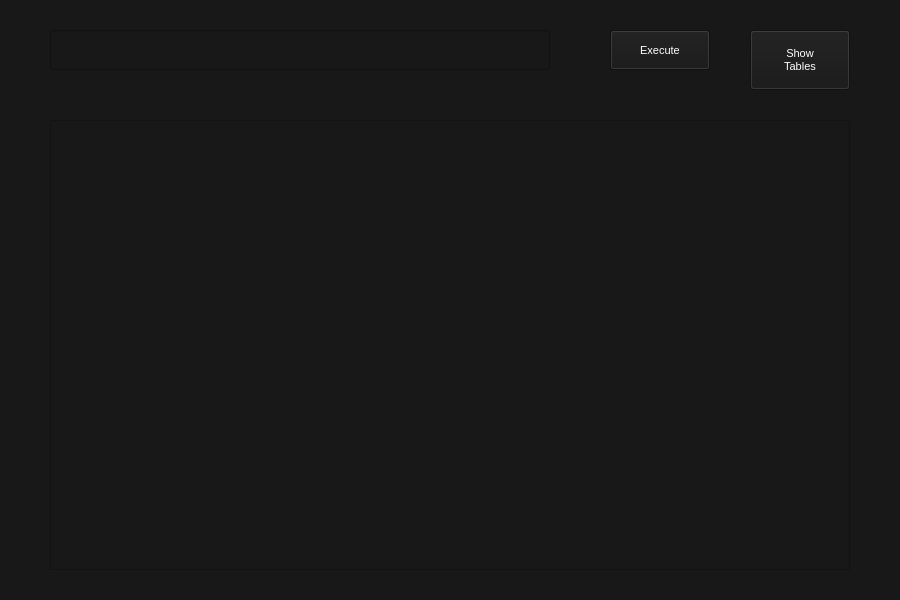
First picture: the form in forms/database.ui, repository BethencourtFlorian/Platlog_c, before the edit.
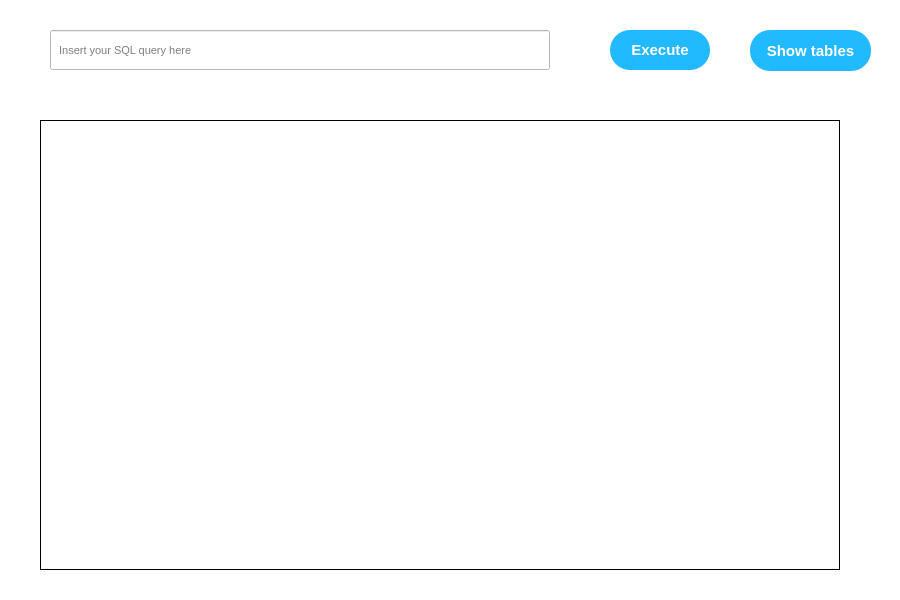
Second picture: the form after the edit.

Commit message: mise à jour interfaces

Diff of the .ui file:
```diff
--- a/forms/database.ui
+++ b/forms/database.ui
@@ -24,7 +24,7 @@
   <property name="styleSheet">
    <string notr="true">*{
 font: 8pt &quot;Segoe UI&quot;;
-background-color: rgb(24, 24, 24);
+background-color: rgb(255,255,255);
 color: white;
 }
 
@@ -59,14 +59,16 @@
   <widget class="QTableView" name="tableView">
    <property name="geometry">
     <rect>
-     <x>50</x>
+     <x>40</x>
      <y>120</y>
      <width>800</width>
      <height>450</height>
     </rect>
    </property>
    <property name="styleSheet">
-    <string notr="true"/>
+    <string notr="true">QTableView{
+	border: 1px solid black;
+}</string>
    </property>
   </widget>
   <widget class="QLineEdit" name="lineEdit">
@@ -78,6 +80,14 @@
      <height>40</height>
     </rect>
    </property>
+   <property name="styleSheet">
+    <string notr="true">QLineEdit{
+	color: black;
+}</string>
+   </property>
+   <property name="placeholderText">
+    <string>  Insert your SQL query here</string>
+   </property>
   </widget>
   <widget class="QPushButton" name="pushButton">
    <property name="geometry">
@@ -88,6 +98,20 @@
      <height>40</height>
     </rect>
    </property>
+   <property name="styleSheet">
+    <string notr="true">QPushButton{
+	border-radius: 20px;
+	background-color: rgb(33, 185, 255);
+	font-weight:  bold;
+	font-size: 15px;
+	color: rgb(255, 255, 255);
+}
+
+QPushButton:hover{
+	
+	background-color: rgb(16, 124, 255);
+}</string>
+   </property>
    <property name="text">
     <string>Execute</string>
    </property>
@@ -97,21 +121,34 @@
     <rect>
      <x>750</x>
      <y>30</y>
-     <width>100</width>
-     <height>60</height>
+     <width>121</width>
+     <height>41</height>
     </rect>
    </property>
    <property name="font">
     <font>
      <family>Segoe UI</family>
-     <pointsize>8</pointsize>
+     <pointsize>-1</pointsize>
      <italic>false</italic>
-     <bold>false</bold>
+     <bold>true</bold>
     </font>
    </property>
+   <property name="styleSheet">
+    <string notr="true">QPushButton{
+	border-radius: 20px;
+	background-color: rgb(33, 185, 255);
+	font-weight:  bold;
+	font-size: 15px;
+	color: rgb(255, 255, 255);
+}
+
+QPushButton:hover{
+	
+	background-color: rgb(16, 124, 255);
+}</string>
+   </property>
    <property name="text">
-    <string>Show
-Tables</string>
+    <string>Show tables</string>
    </property>
   </widget>
  </widget>
```
The commit also changes 5 other files.
